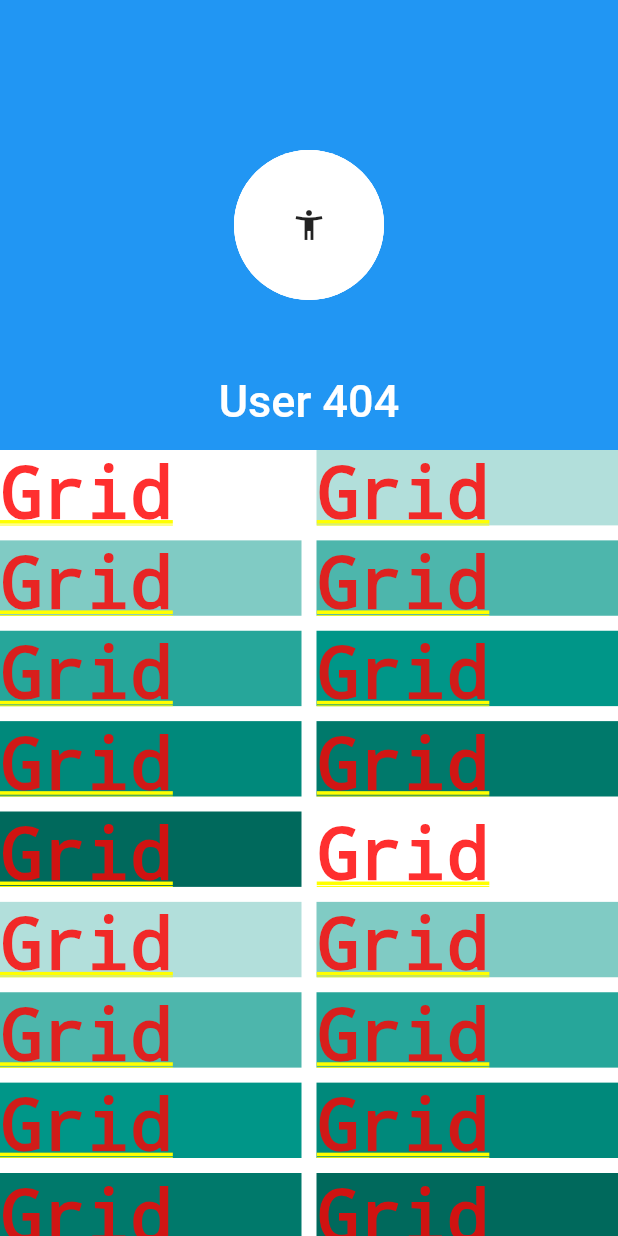
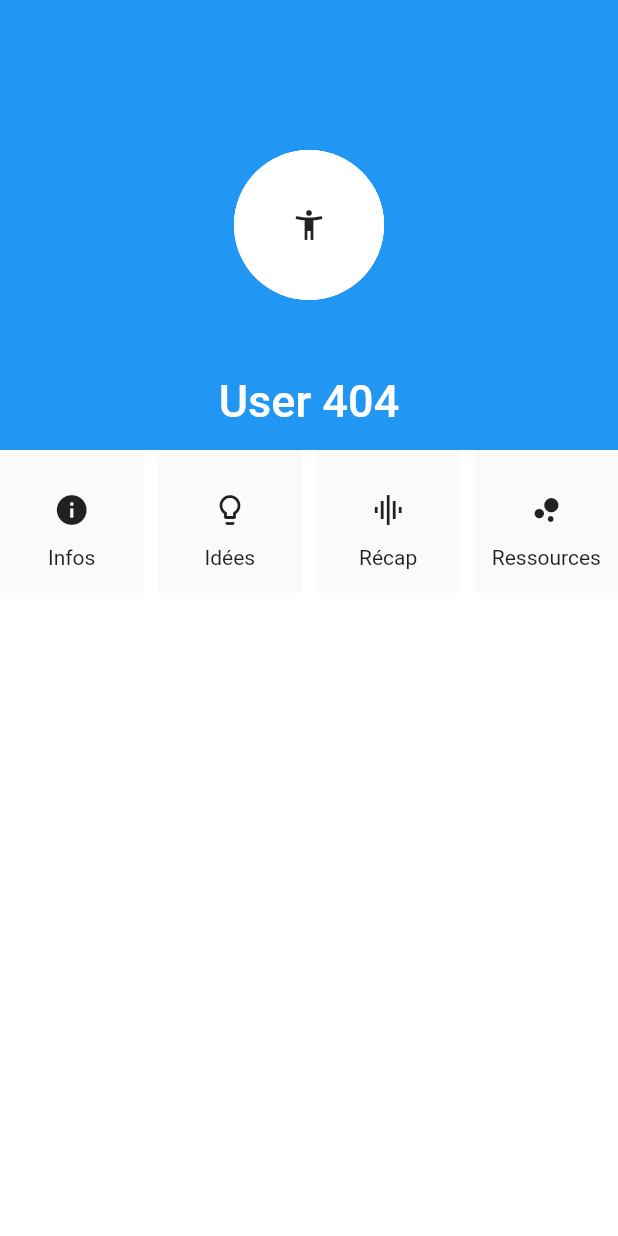
Before and after one commit to Aympab/Idea, a Flutter app: the screen it shows after launch, on a phone screen of 412 x 824 dp. Run offline on Flutter 3.47's test engine with Material 2 defaults, Android fonts, the phone set to English and light mode, and no system bars; drawn by our look-alikes of circular_profile_avatar; our stand-ins replace bloc, equatable, flutter_bloc, image_picker; missing offline and left inert: configurable_expansion_tile, flutter_multiselect.

Commit message:
buttons for differents pages

```diff
--- a/lib/view/profile/profile.dart
+++ b/lib/view/profile/profile.dart
@@ -13,62 +13,84 @@ class ProfileViewState extends State<ProfileView> {
   Widget build(BuildContext context) {
     return CustomScrollView(
       slivers: <Widget>[
-        const SliverAppBar(
-          floating: false,
-          pinned: true,
-          snap: false,
-          expandedHeight: 300.0,
-          flexibleSpace: ProfileHeader()//FlexibleSpaceBar(title: Text('Demo'),),
-        ),
-        SliverGrid(
-          gridDelegate: SliverGridDelegateWithMaxCrossAxisExtent(
-            maxCrossAxisExtent: 200.0,
-            mainAxisSpacing: 10.0,
-            crossAxisSpacing: 10.0,
-            childAspectRatio: 4.0,
-          ),
-          delegate: SliverChildBuilderDelegate(
-            (BuildContext context, int index) {
-              return Container(
-                alignment: Alignment.center,
-                color: Colors.teal[100 * (index % 9)],
-                child: Text('Grid Item $index'),
-              );
-            },
-            childCount: 20,
-          ),
-        ),
-        SliverFixedExtentList(
-          itemExtent: 50.0,
-          delegate: SliverChildBuilderDelegate(
-            (BuildContext context, int index) {
-              return Container(
-                alignment: Alignment.center,
-                color: Colors.lightBlue[100 * (index % 9)],
-                child: Text('List Item $index'),
-              );
-            },
-          ),
-        ),
+        _buildAppBar(),
+        _buildSilverGridTabs(),
+
+        // SliverFixedExtentList(
+        //   itemExtent: 50.0,
+        //   delegate: SliverChildBuilderDelegate(
+        //     (BuildContext context, int index) {
+        //       return Container(
+        //         alignment: Alignment.center,
+        //         color: Colors.lightBlue[100 * (index % 9)],
+        //         child: Text('List Item $index'),
+        //       );
+        //     },
+        //   ),
+        // ),
       ],
     );
+  }
 
-    return SafeArea(
-      child: Scaffold(
-        backgroundColor: Colors.amber[100],
-        body: Column(
+  Widget _buildAppBar() {
+    return const SliverAppBar(
+        floating: false,
+        pinned: true,
+        snap: false,
+        expandedHeight: 300.0,
+        flexibleSpace: ProfileHeader() //FlexibleSpaceBar(title: Text('Demo'),),
+        );
+  }
+
+  Widget _buildIconButton(IconData icon, String text, Function onPressedFunc) {
+    return Scaffold(
+      body: Center(
+        child: Column(
+          mainAxisSize: MainAxisSize.min,
           children: <Widget>[
-            Expanded(
-              flex: 40,
-              child: ProfileHeader(),
+            IconButton(
+              icon: Icon(icon),
+              onPressed: () {
+                print('Tapped');
+              },
+              //onPressed: onPressedFunc,
             ),
-            Expanded(
-              flex: 60,
-              child: ProfileTabs(),
-            ),
+            Text('$text')
           ],
         ),
       ),
     );
   }
+
+  _buildSilverGridTabs() {
+    final List<Widget> _buttonsTab = [
+      _buildIconButton(Icons.info, 'Infos', () {}),
+      _buildIconButton(Icons.lightbulb_outline, 'Idées', () {}),
+      _buildIconButton(Icons.graphic_eq, 'Récap', () {}),
+      _buildIconButton(Icons.bubble_chart, 'Ressources', () {}),
+    ];
+
+    return SliverGrid(
+      delegate: SliverChildListDelegate(
+        _buttonsTab,
+      ),
+      gridDelegate: SliverGridDelegateWithMaxCrossAxisExtent(
+        maxCrossAxisExtent: 100.0,
+        mainAxisSpacing: 10.0,
+        crossAxisSpacing: 10.0,
+        childAspectRatio: 1.0,
+      ),
+    );
+  }
 }
+
+// SliverChildBuilderDelegate(
+//         (BuildContext context, int index) {
+//           return Container(
+//             alignment: Alignment.center,
+//             color: Colors.teal[100 * (index % 9)],
+//             child: Text('Grid Item $index'),
+//           );
+//         },
+//         childCount: 4,
+//       ),
```
